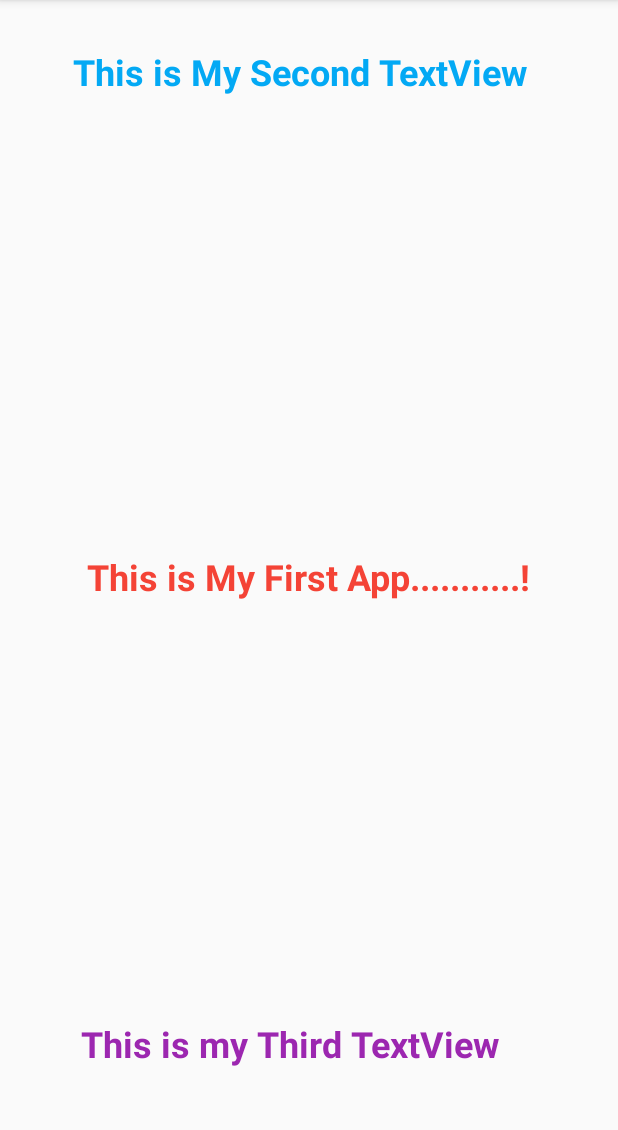
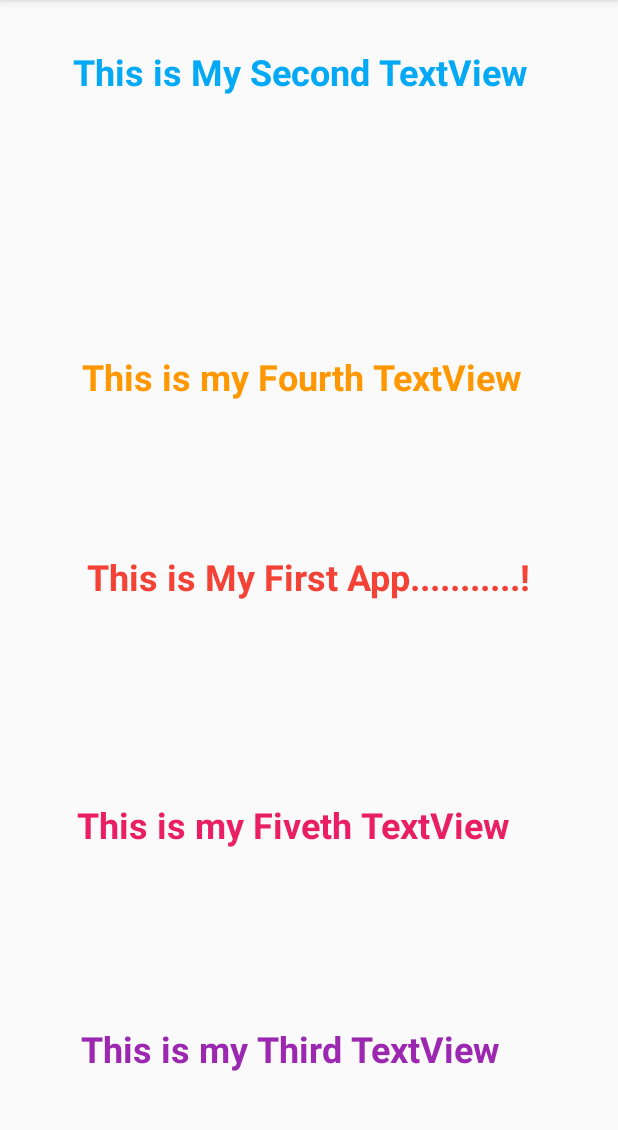
Before and after one commit to abidalishafique/My-First-Andriod-App, an Android app: the screen it shows after launch (MainActivity), on a phone screen of 412 x 824 dp, the part 84-1214 px from its top. Run offline under Robolectric (Android 15) with nearby library versions, the phone set to English and light mode, and no system bars.

Commit message:
Fourth TextView

```diff
--- a/app/src/main/res/layout/activity_main.xml
+++ b/app/src/main/res/layout/activity_main.xml
@@ -5,6 +5,22 @@
     android:layout_width="match_parent"
     android:layout_height="match_parent"
     tools:context=".MainActivity">
+
+    <TextView
+        android:id="@+id/textView7"
+        android:layout_width="303dp"
+        android:layout_height="44dp"
+        android:text="This is my Fiveth TextView"
+        android:textColor="#E91E63"
+        android:textColorHighlight="#9C27B0"
+        android:textSize="24sp"
+        android:textStyle="bold"
+        app:layout_constraintBottom_toBottomOf="parent"
+        app:layout_constraintEnd_toEndOf="parent"
+        app:layout_constraintHorizontal_bias="0.472"
+        app:layout_constraintStart_toStartOf="parent"
+        app:layout_constraintTop_toTopOf="parent"
+        app:layout_constraintVertical_bias="0.737" />
 
     <TextView
         android:id="@+id/textView3"
@@ -36,8 +52,8 @@
 
     <TextView
         android:id="@+id/textView4"
-        android:layout_width="304dp"
-        android:layout_height="47dp"
+        android:layout_width="303dp"
+        android:layout_height="44dp"
         android:text="This is my Third TextView"
         android:textColor="#9C27B0"
         android:textColorHighlight="#9C27B0"
@@ -50,4 +66,19 @@
         app:layout_constraintTop_toTopOf="parent"
         app:layout_constraintVertical_bias="0.943" />
 
+    <TextView
+        android:id="@+id/textView5"
+        android:layout_width="303dp"
+        android:layout_height="44dp"
+        android:text="This is my Fourth TextView"
+        android:textColor="#FF9800"
+        android:textColorHighlight="#9C27B0"
+        android:textSize="24sp"
+        android:textStyle="bold"
+        app:layout_constraintBottom_toBottomOf="parent"
+        app:layout_constraintEnd_toEndOf="parent"
+        app:layout_constraintStart_toStartOf="parent"
+        app:layout_constraintTop_toTopOf="parent"
+        app:layout_constraintVertical_bias="0.324" />
+
 </androidx.constraintlayout.widget.ConstraintLayout>
```
